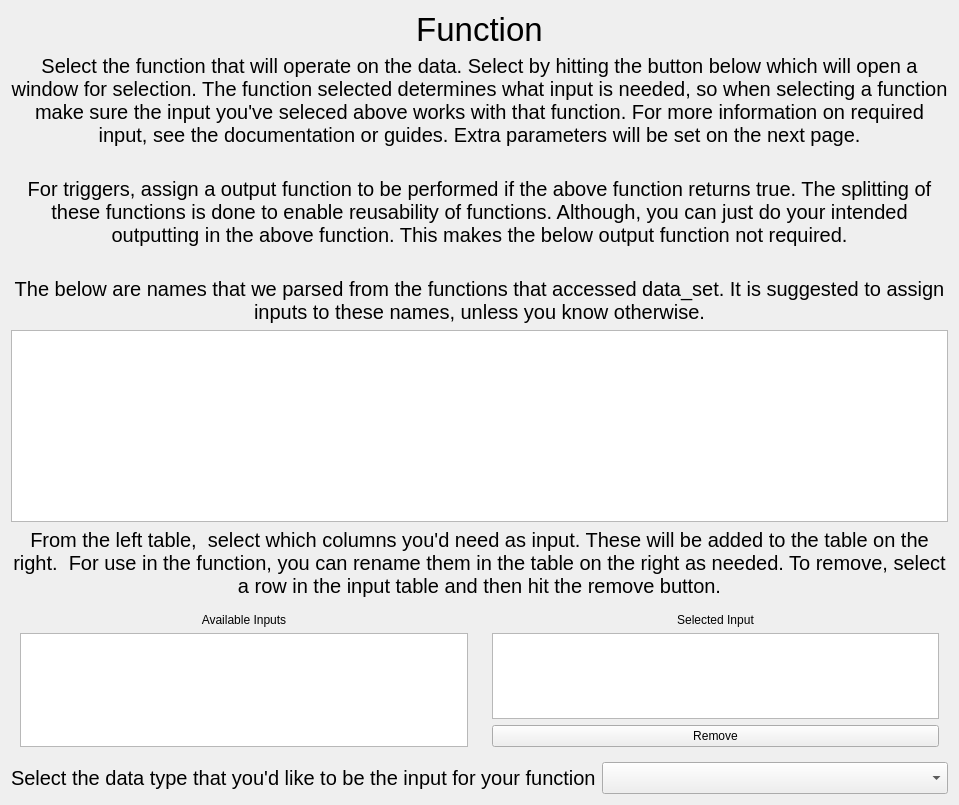
The window that howdyCoder/ui/qtUiFiles/createFunctionAction.ui (rmallow/howdyCoder) describes before a commit, drawn with Qt 5.
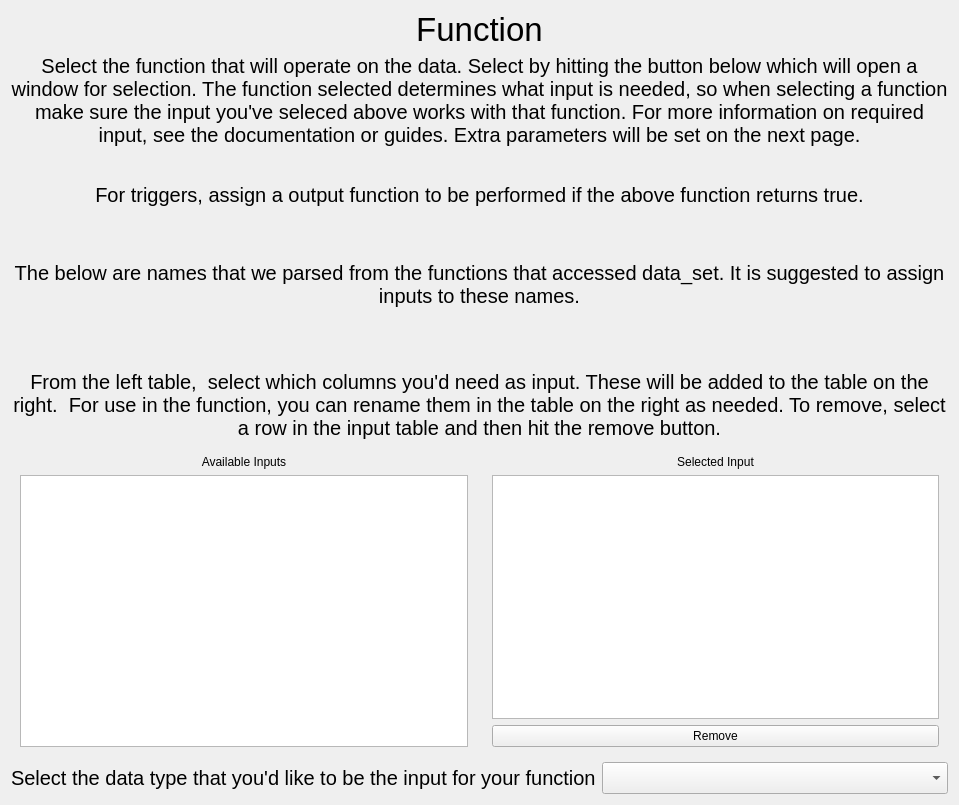
The same window after the commit.

Commit message: adding color ranking, moving functionality into variable text edit from builtInAction page, fixing builtin selceted table

```diff
--- a/howdyCoder/ui/qtUiFiles/createFunctionAction.ui
+++ b/howdyCoder/ui/qtUiFiles/createFunctionAction.ui
@@ -132,7 +132,7 @@
             </font>
            </property>
            <property name="text">
-            <string>For triggers, assign a output function to be performed if the above function returns true. The splitting of these functions is done to enable reusability of functions. Although, you can just do your intended outputting in the above function. This makes the below output function not required.</string>
+            <string>For triggers, assign a output function to be performed if the above function returns true.</string>
            </property>
            <property name="alignment">
             <set>Qt::AlignCenter</set>
@@ -153,7 +153,7 @@
       <item>
        <widget class="QWidget" name="suggested_data_box_widget" native="true">
         <property name="sizePolicy">
-         <sizepolicy hsizetype="Preferred" vsizetype="Preferred">
+         <sizepolicy hsizetype="Preferred" vsizetype="Maximum">
           <horstretch>0</horstretch>
           <verstretch>1</verstretch>
          </sizepolicy>
@@ -188,7 +188,7 @@
             </font>
            </property>
            <property name="text">
-            <string>The below are names that we parsed from the functions that accessed data_set. It is suggested to assign inputs to these names, unless you know otherwise.</string>
+            <string>The below are names that we parsed from the functions that accessed data_set. It is suggested to assign inputs to these names.</string>
            </property>
            <property name="alignment">
             <set>Qt::AlignCenter</set>
@@ -201,11 +201,23 @@
          <item>
           <widget class="QListWidget" name="suggested_data_set">
            <property name="sizePolicy">
-            <sizepolicy hsizetype="Expanding" vsizetype="Maximum">
+            <sizepolicy hsizetype="Expanding" vsizetype="Preferred">
              <horstretch>0</horstretch>
              <verstretch>0</verstretch>
             </sizepolicy>
            </property>
+           <property name="minimumSize">
+            <size>
+             <width>0</width>
+             <height>0</height>
+            </size>
+           </property>
+           <property name="maximumSize">
+            <size>
+             <width>0</width>
+             <height>50</height>
+            </size>
+           </property>
            <property name="editTriggers">
             <set>QAbstractItemView::NoEditTriggers</set>
            </property>
```
The commit also changes 13 other files.
